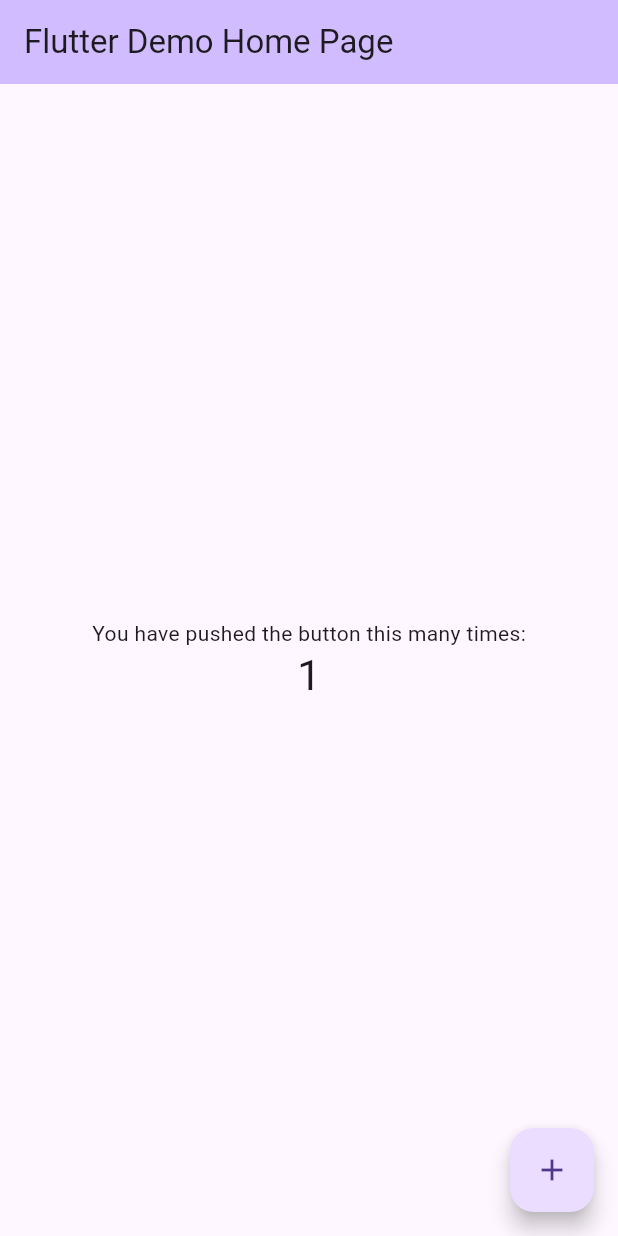
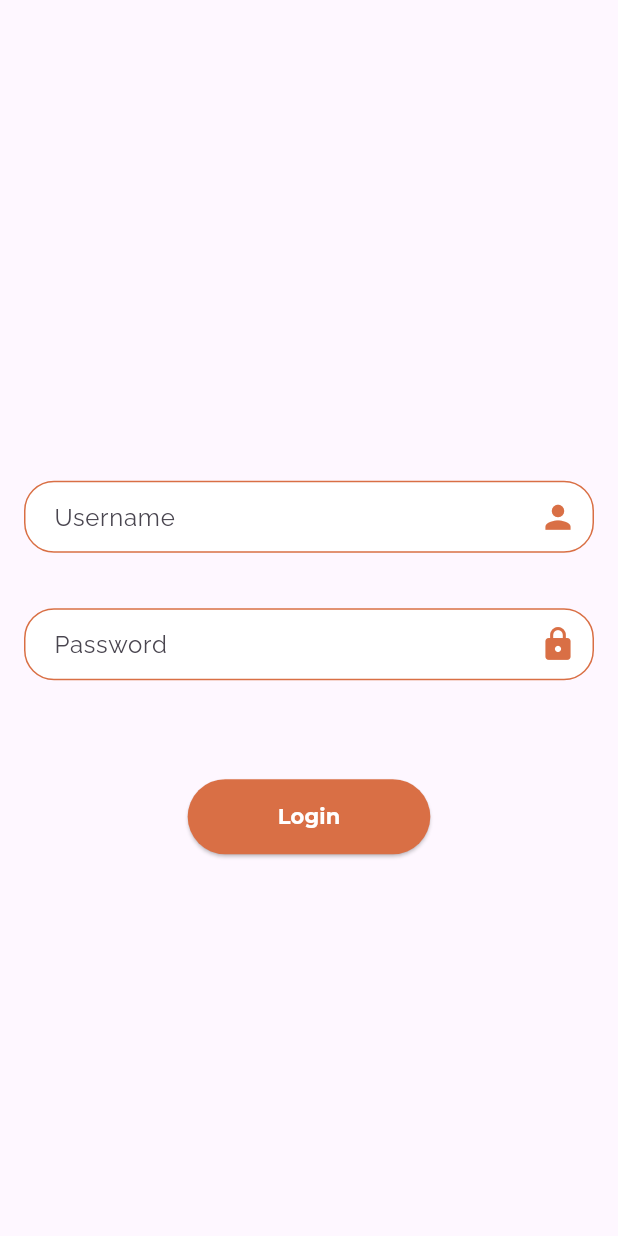
Before and after one commit to TravelAgentPFS/voyage_flutter_app, a Flutter app: the screen it shows after launch, after a tap on the "add" icon, on a phone screen of 412 x 824 dp. Run offline on Flutter 3.47's test engine with Material 3 defaults, Android fonts, the phone set to English and light mode, and no system bars.

Commit message:
Added Login Page

```diff
--- a/lib/main.dart
+++ b/lib/main.dart
@@ -1,5 +1,6 @@
 import 'package:flutter/material.dart';
 import 'package:flutter/services.dart';
+import 'package:voyage_flutter_app/pages/auth/login_page.dart';
 
 void main() {
   WidgetsFlutterBinding.ensureInitialized();
@@ -18,16 +19,18 @@ class MyApp extends StatelessWidget {
       theme: ThemeData(
         useMaterial3: true,
       ),
-      home: const MyHomePage(title: 'Flutter Demo Home Page'),
-      // routes: {
-           // '/': (context) => const WelcomePage(), //hadi katbda lwla par defauts
-      //   // '/login': (context) => const Login(),
-      //   // '/register': (context) => const Register(),
-      // },
+      // home: const MyHomePage(title: 'Flutter Demo Home Page'),
+      routes: {
+        '/': (context) => const MyHomePage(title: 'hooome pageee',), //hadi katbda lwla par defauts
+        '/login': (context) => const Login(),
+        // '/register': (context) => const Register(),
+      },
     );
   }
 }
 
+
+//to be removed
 class MyHomePage extends StatefulWidget {
   const MyHomePage({super.key, required this.title});
   final String title;
@@ -93,7 +96,7 @@ class _MyHomePageState extends State<MyHomePage> {
         ),
       ),
       floatingActionButton: FloatingActionButton(
-        onPressed: _incrementCounter,
+        onPressed: ()=>Navigator.pushNamed(context,"/login"),
         tooltip: 'Increment',
         child: const Icon(Icons.add),
       ), // This trailing comma makes auto-formatting nicer for build methods.
--- /dev/null
+++ b/lib/pages/auth/login_page.dart
@@ -0,0 +1,183 @@
+import 'package:flutter/material.dart';
+
+void main() {
+
+}
+
+class Login extends StatelessWidget{
+  const Login({super.key});
+
+  @override
+  Widget build(BuildContext context) {
+
+    return const LoginPageContent();
+  }
+}
+
+class LoginPageContent extends StatefulWidget{
+  const LoginPageContent({super.key});
+
+  @override
+  State<LoginPageContent> createState() => LoginPageState();
+}
+
+class LoginPageState extends State<LoginPageContent> {
+  late TextEditingController _usernameTextEditingController;
+  late TextEditingController _passwordTextEditingController;
+
+  final _formKey = GlobalKey<FormState>();
+
+  bool hasPressedLogin = false;
+
+  @override
+  void initState() {
+    super.initState();
+    _usernameTextEditingController = TextEditingController();
+    _passwordTextEditingController = TextEditingController();
+  }
+
+  @override
+  Widget build(BuildContext context) {
+    return Scaffold(body: Center(
+        child: SingleChildScrollView(
+          child: Form(
+            key: _formKey,
+            child: Column(
+              mainAxisAlignment: MainAxisAlignment.end,
+              children: [
+                const SizedBox(height: 50),
+                Padding(
+                  padding: const EdgeInsets.all(16),
+                  child: TextFormField(
+                    style: const TextStyle(
+                      fontFamily: 'Montserrat',
+                      fontWeight: FontWeight.bold// Font family for the input text
+                    ),
+                    cursorColor: const Color.fromARGB(255, 217, 111, 69),
+                    controller: _usernameTextEditingController,
+                    textInputAction: TextInputAction.next,
+                    decoration: InputDecoration(
+                      contentPadding: const EdgeInsets.symmetric(horizontal: 16, vertical: 10),
+                      filled: true,
+
+                      fillColor: const Color.fromARGB(255, 255, 255, 255),
+                      labelText: 'Username',
+
+                      labelStyle: const TextStyle(
+                          fontFamily: 'Raleway',
+                          fontWeight: FontWeight.w400
+                      ),
+                      enabledBorder: OutlineInputBorder(
+                        borderRadius: BorderRadius.circular(20),
+                        borderSide: const BorderSide(color: Color.fromARGB(255, 217, 111, 69)),
+                      ),
+                      focusedBorder: OutlineInputBorder(
+                        borderRadius: BorderRadius.circular(10),
+
+                        borderSide: const BorderSide(width: 2, color: Color.fromARGB(255, 217, 111, 69)),
+                      ),
+
+                      suffixIcon: const Padding(
+                        padding: EdgeInsets.all(8),
+                        child: Icon(
+                          Icons.person,
+                          color: Color.fromARGB(255, 217, 111, 69),
+                          size: 25,
+                        ),
+                      ),
+                    ),
+                    validator: (value) {
+                      if (value == null || value.isEmpty) {
+                        return 'Please enter your username';
+                      }
+                      return null;
+                    },
+                  ),
+                ),
+                const SizedBox(height: 5),
+                Padding(
+                  padding: const EdgeInsets.all(16),
+                  child: TextFormField(
+                    style: const TextStyle(
+                      fontFamily: 'Raleway',
+                      fontWeight: FontWeight.bold// Font family for the input text
+                    ),
+                    cursorColor: const Color.fromARGB(255, 217, 111, 69),
+                    controller: _passwordTextEditingController,
+                    obscureText: true,
+                    textInputAction: TextInputAction.done,
+                    decoration: InputDecoration(
+                      contentPadding: const EdgeInsets.symmetric(horizontal: 16, vertical: 10),
+                      filled: true,
+                      labelStyle:const TextStyle(
+                          fontFamily: 'Raleway',
+                          fontWeight: FontWeight.w400// Your desired font family
+                        // Add other style properties as needed
+                      ),
+
+                      fillColor: const Color.fromARGB(255, 255, 255, 255),
+                      labelText: 'Password',
+                      floatingLabelStyle: const TextStyle(
+                        fontFamily: "Raleway",
+                      ),
+                      // hintText: 'password',
+                      enabledBorder: OutlineInputBorder(
+                        borderRadius: BorderRadius.circular(20),
+                        borderSide: const BorderSide(color: Color.fromARGB(255, 217, 111, 69)),
+                      ),
+                      focusedBorder: OutlineInputBorder(
+                        borderRadius: BorderRadius.circular(10),
+
+                        borderSide: const BorderSide(width: 2, color: Color.fromARGB(255, 217, 111, 69)),
+                      ),
+                      suffixIcon: const Padding(
+                        padding: EdgeInsets.all(8),
+                        child: Icon(
+                          Icons.lock,
+                          color: Color.fromARGB(255, 217, 111, 69),
+                          size: 25,
+                        ),
+                      ),
+                    ),
+                    validator: (value) {
+                      if (value == null || value.isEmpty) {
+                        return 'Please enter a password';
+                      }
+                      if (value.length < 8) {
+                        return 'Password should be at least 8 characters';
+                      }
+                      return null;
+                    },
+                  ),
+                ),
+                const SizedBox(height: 50),
+                hasPressedLogin==false?ElevatedButton(
+                  onPressed: () {
+                    if (mounted){
+                    setState(() {
+                      hasPressedLogin=true;
+                    });
+                    }
+                    if (_formKey.currentState?.validate() ?? false) {
+                      print("logging in..");
+                    }
+                  },
+                  style: ElevatedButton.styleFrom(
+                    backgroundColor: const Color.fromARGB(255, 217, 111, 69),
+                    padding: const EdgeInsets.symmetric(horizontal: 60, vertical: 15),
+                    shape: RoundedRectangleBorder(
+                      borderRadius: BorderRadius.circular(30),
+                    ),
+                  ),
+                  child: const Text(
+                    'Login',
+                    style: TextStyle(color: Colors.white, fontFamily: "Montserrat", fontWeight: FontWeight.bold),
+                  ),
+                ):const Center(child: CircularProgressIndicator(strokeWidth: 2,color: Color.fromARGB(255, 217, 111, 69),)),
+              ],
+            ),
+          ),
+        ),
+      ),);
+  }
+}
```
Also changed, not shown: 1 other file.
